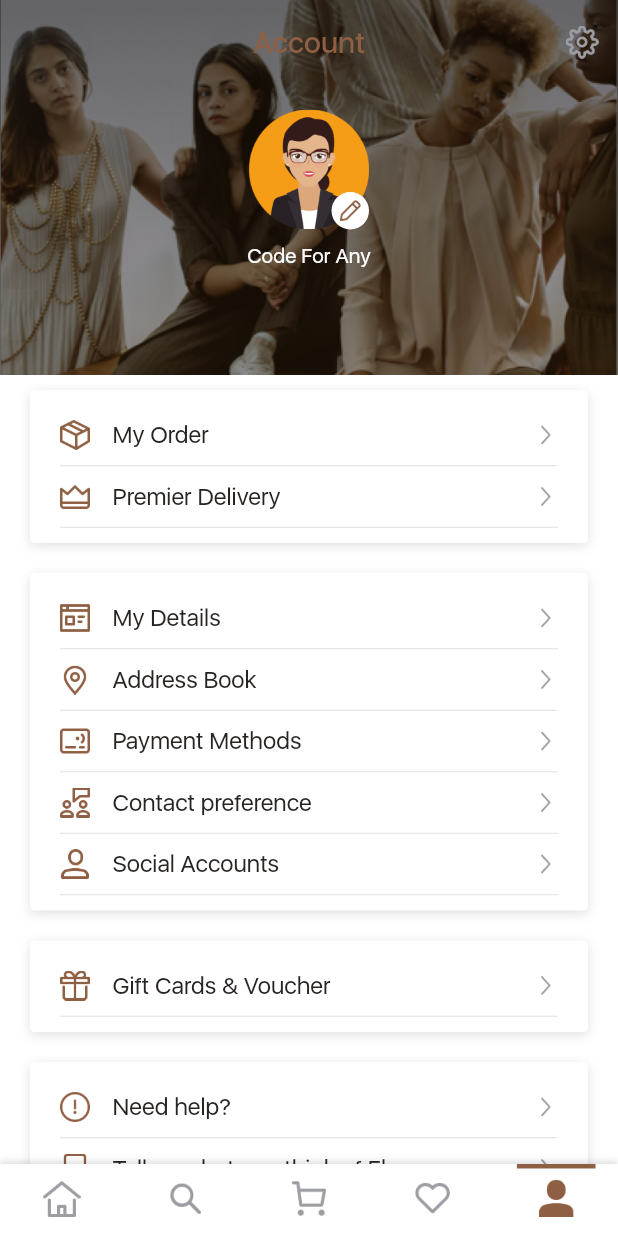
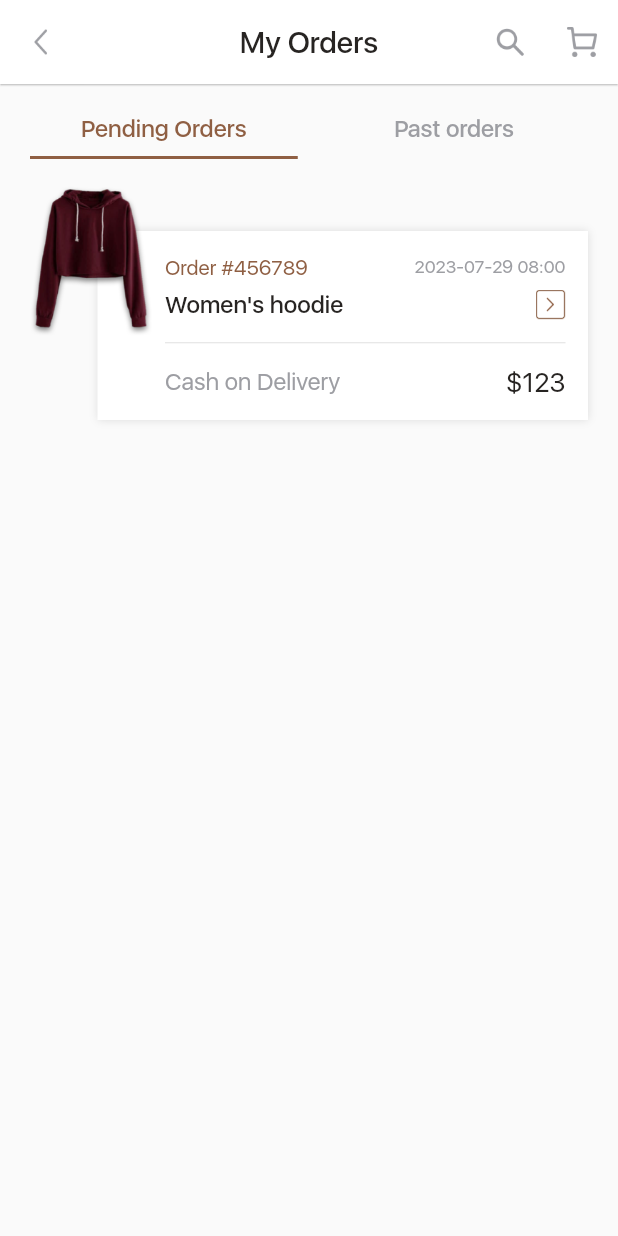
Before and after one commit to codeforany/ebuy_e_commerce_app_development_flutter, a Flutter app: the screen it shows after launch, item 5 of the bottom bar chosen, after a tap on "My Order", on a phone screen of 412 x 824 dp. Run offline on Flutter 3.47's test engine with Material 2 defaults, Android fonts, the phone set to English and light mode, and no system bars.

Commit message:
My Orders & Settings UI

```diff
--- a/lib/common_widget/account_row.dart
+++ b/lib/common_widget/account_row.dart
@@ -5,12 +5,14 @@ import '../common/color_extension.dart';
 class AccountRow extends StatelessWidget {
   final String title;
   final String icon;
+  final String value;
   final VoidCallback onPressed;
 
   const AccountRow(
       {super.key,
       required this.title,
       required this.icon,
+      this.value = "",
       required this.onPressed});
 
   @override
@@ -21,15 +23,15 @@ class AccountRow extends StatelessWidget {
         mainAxisSize: MainAxisSize.min,
         children: [
           SizedBox(
-            height: 40,
+            height: 50,
             child: Row(
               mainAxisAlignment: MainAxisAlignment.spaceBetween,
               children: [
 
                 Image.asset(
                     icon,
-                    width: 20,
-                    height: 20,
+                    width: 25,
+                    height: 25,
                     color:  TColor.primary,
                   ),
 
@@ -41,6 +43,15 @@ class AccountRow extends StatelessWidget {
                     style: TextStyle(color: TColor.primaryText, fontSize: 16),
                   ),
                 ),
+
+                Text(
+                    value,
+                    style: TextStyle(color: TColor.secondaryText, fontSize: 14),
+                  ),
+
+                 const SizedBox(width: 8,),
+
+
                 Image.asset(
                     "assets/img/right.png",
                     width: 15,
--- /dev/null
+++ b/lib/common_widget/pending_order_row.dart
@@ -0,0 +1,111 @@
+import 'package:flutter/material.dart';
+
+import '../common/color_extension.dart';
+
+class PendingOrderRow extends StatelessWidget {
+  final Map pObj;
+  final VoidCallback onPressed;
+  const PendingOrderRow({super.key, required this.pObj, required this.onPressed});
+
+  @override
+  Widget build(BuildContext context) {
+    return InkWell(
+      onTap: onPressed,
+      child: Padding(
+        padding: const EdgeInsets.symmetric(vertical: 8),
+        child: Stack(
+          alignment: Alignment.topLeft,
+          children: [
+            Container(
+              margin: const EdgeInsets.only(top: 30, left: 45),
+              padding: const EdgeInsets.only(
+                  left: 45, top: 15, bottom: 15, right: 15),
+              decoration: BoxDecoration(color: TColor.white, boxShadow: const [
+                BoxShadow(color: Colors.black12, blurRadius: 4)
+              ]),
+              alignment: Alignment.bottomLeft,
+              child: Column(
+                mainAxisSize: MainAxisSize.min,
+                mainAxisAlignment: MainAxisAlignment.end,
+                crossAxisAlignment: CrossAxisAlignment.start,
+                children: [
+
+                  Row(
+                    mainAxisAlignment: MainAxisAlignment.spaceBetween,
+                    children: [
+                      Text(
+                        "Order #${pObj["order_id"]}",
+                        style:
+                            TextStyle(color: TColor.primary, fontSize: 14),
+                      ),
+
+                      Text(
+                        pObj["date"],
+                        style:
+                            TextStyle(color: TColor.secondaryText, fontSize: 12),
+                      ),
+
+                    ],
+                  ),
+
+                  const SizedBox(
+                    height: 8,
+                  ),
+
+                  Row(
+                    mainAxisAlignment: MainAxisAlignment.spaceBetween,
+                    children: [
+                      Text(
+                        pObj["name"].toString(),
+                        style: TextStyle(
+                            color: TColor.primaryText,
+                            fontSize: 16,
+                            fontWeight: FontWeight.w500),
+                      ),
+
+                       Image.asset(
+                        "assets/img/next_detail.png",
+                        width: 20,
+                        height: 20,
+                      )
+                    ],
+                  ),
+                  const SizedBox(
+                    height: 15,
+                  ),
+
+                  const Divider(color: Colors.black12, height: 1, ),
+
+                  const SizedBox(
+                    height: 15,
+                  ),
+                  Row(
+                    mainAxisAlignment: MainAxisAlignment.spaceBetween,
+                    children: [
+                      Text(
+                        pObj["payment_type"],
+                        style:
+                            TextStyle(color: TColor.secondaryText, fontSize: 16),
+                      ),
+
+                      Text(
+                        pObj["price"],
+                        style:
+                            TextStyle(color: TColor.primaryText, fontSize: 18),
+                      ),
+
+                    ],
+                  ),
+                ],
+              ),
+            ),
+            Image.asset(
+              pObj["image"],
+              height: 100,
+            ),
+          ],
+        ),
+      ),
+    );
+  }
+}
--- a/lib/view/account/account_view.dart
+++ b/lib/view/account/account_view.dart
@@ -1,3 +1,5 @@
+import 'package:ebuy_ecommerce/view/account/my_order_view.dart';
+import 'package:ebuy_ecommerce/view/account/settings_view.dart';
 import 'package:flutter/material.dart';
 
 import '../../common/color_extension.dart';
@@ -27,7 +29,7 @@ class _AccountViewState extends State<AccountView> {
                 title: Text(
                   "Account",
                   style: TextStyle(color: TColor.primary, fontSize: 20),
-                ) ,
+                ),
                 flexibleSpace: FlexibleSpaceBar(
                   background: Stack(
                     alignment: Alignment.center,
@@ -83,7 +85,14 @@ class _AccountViewState extends State<AccountView> {
                 // elevation: 0,
                 actions: [
                   IconButton(
-                      onPressed: () {},
+                      onPressed: () {
+                        Navigator.push(
+                          context,
+                          MaterialPageRoute(
+                            builder: (context) => const SettingsView(),
+                          ),
+                        );
+                      },
                       icon: Image.asset(
                         "assets/img/gear.png",
                         width: 22,
@@ -116,7 +125,14 @@ class _AccountViewState extends State<AccountView> {
                       AccountRow(
                         title: "My Order",
                         icon: "assets/img/box-3d-50.png",
-                        onPressed: () {},
+                        onPressed: () {
+                          Navigator.push(
+                            context,
+                            MaterialPageRoute(
+                              builder: (context) => const MyOrderView(),
+                            ),
+                          );
+                        },
                       ),
                       AccountRow(
                         title: "Premier Delivery",
--- /dev/null
+++ b/lib/view/account/my_order_view.dart
@@ -0,0 +1,175 @@
+import 'package:ebuy_ecommerce/common_widget/round_buttom.dart';
+import 'package:flutter/material.dart';
+
+import '../../common/color_extension.dart';
+import '../../common_widget/pending_order_row.dart';
+import '../../common_widget/tab_text_button.dart';
+
+class MyOrderView extends StatefulWidget {
+  const MyOrderView({super.key});
+
+  @override
+  State<MyOrderView> createState() => _MyOrderViewState();
+}
+
+class _MyOrderViewState extends State<MyOrderView> {
+  List listArr = [
+    {
+      "name": "Women's hoodie ",
+      "order_id": "456789",
+      "date": "2023-07-29 08:00",
+      "payment_type": "Cash on Delivery",
+      "price": "\$123",
+      "image": "assets/img/5.png",
+    }
+  ];
+
+  int selectTab = 0;
+
+  @override
+  Widget build(BuildContext context) {
+    var media = MediaQuery.sizeOf(context);
+    return Scaffold(
+        appBar: AppBar(
+          backgroundColor: TColor.white,
+          elevation: 0.5,
+          centerTitle: true,
+          leading: IconButton(
+              onPressed: () {
+                Navigator.pop(context);
+              },
+              icon: Image.asset(
+                "assets/img/back.png",
+                width: 20,
+                height: 20,
+                color: TColor.secondaryText,
+              )),
+          title: Text(
+            "My Orders",
+            style: TextStyle(color: TColor.primaryText, fontSize: 20),
+          ),
+          actions: [
+            IconButton(
+                onPressed: () {
+                  listArr.clear();
+                  setState(() {});
+                },
+                icon: Image.asset(
+                  "assets/img/search_tab.png",
+                  width: 22,
+                  height: 22,
+                  color: TColor.secondaryText,
+                )),
+            IconButton(
+                onPressed: () {},
+                icon: Image.asset(
+                  "assets/img/cart_tab.png",
+                  width: 22,
+                  height: 22,
+                  color: TColor.secondaryText,
+                ))
+          ],
+        ),
+        body: Column(
+          mainAxisAlignment: MainAxisAlignment.center,
+          children: [
+            if (listArr.isNotEmpty)
+              Padding(
+                padding:
+                    const EdgeInsets.symmetric(horizontal: 20, vertical: 10),
+                child: Row(
+                  children: [
+                    Expanded(
+                      child: TabTextButton(
+                        title: "Pending Orders",
+                        isActive: selectTab == 0,
+                        onPressed: () {
+                          setState(() {
+                            selectTab = 0;
+                          });
+                        },
+                      ),
+                    ),
+                    const SizedBox(
+                      width: 15,
+                    ),
+                    Expanded(
+                      child: TabTextButton(
+                        title: "Past orders",
+                        isActive: selectTab == 1,
+                        onPressed: () {
+                          setState(() {
+                            selectTab = 1;
+                          });
+                        },
+                      ),
+                    ),
+                  ],
+                ),
+              ),
+            if (listArr.isEmpty)
+              Column(
+                mainAxisAlignment: MainAxisAlignment.center ,
+                children: [
+                  Image.asset(
+                    "assets/img/my_order_empty.png",
+                    width: media.width * 0.9,
+                  ),
+                  const SizedBox(
+                    height: 20,
+                  ),
+                  Padding(
+                    padding: const EdgeInsets.symmetric(vertical: 20),
+                    child: Row(
+                        mainAxisAlignment: MainAxisAlignment.center,
+                        children: [
+                          Text(
+                            "You currently have no orders",
+                            style: TextStyle(
+                                color: TColor.primaryText, fontSize: 20),
+                          )
+                        ]),
+                  ),
+                  Padding(
+                    padding: const EdgeInsets.symmetric(horizontal: 20),
+                    child: Row(
+                        mainAxisAlignment: MainAxisAlignment.center,
+                        children: [
+                          Text(
+                            "Best get shopping App pronto... ",
+                            style: TextStyle(
+                                color: TColor.secondaryText, fontSize: 14),
+                          )
+                        ]),
+                  ),
+
+
+                    SizedBox(
+                    height: media.width * 0.75,
+                  ),
+
+
+                  Padding(
+                      padding: const EdgeInsets.symmetric(horizontal: 20),
+                      child: RoundButton(
+                          title: "Start shopping", onPressed: () {})),
+                ],
+              ),
+            if (listArr.isNotEmpty && selectTab == 0)
+              Expanded(
+                child: ListView.builder(
+                    padding: const EdgeInsets.symmetric(horizontal: 20),
+                    itemCount: listArr.length,
+                    itemBuilder: (context, index) {
+                      var pObj = listArr[index] as Map? ?? {};
+
+                      return PendingOrderRow(
+                        pObj: pObj,
+                        onPressed: () {},
+                      );
+                    }),
+              )
+          ],
+        ));
+  }
+}
```
Also changed, not shown: lib/view/account/settings_view.dart (added, +111 -0 lines), assets/img/5.png (added), assets/img/currency.png (added), assets/img/face_id.png (added), assets/img/measurement.png (added), assets/img/my_order_empty.png (added), assets/img/notification.png (added), assets/img/shop.png (added), assets/img/shop_in.png (added), assets/img/terms.png (added), 1 other file.
